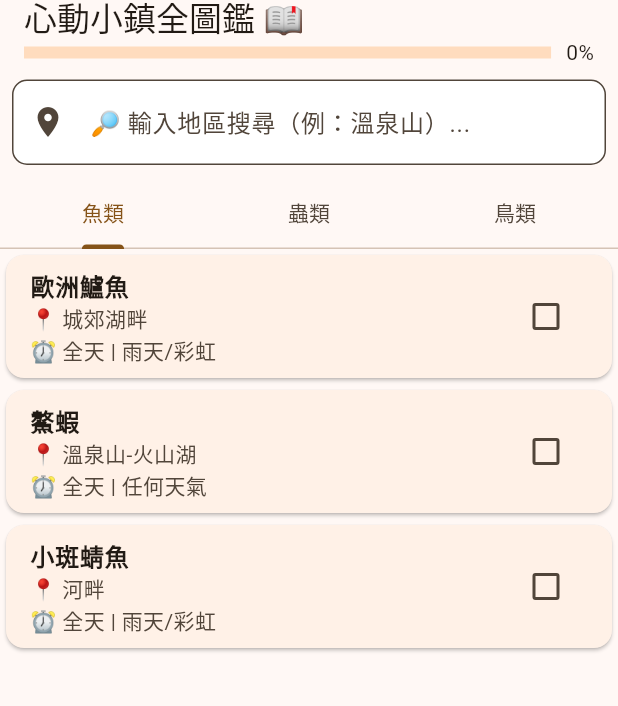
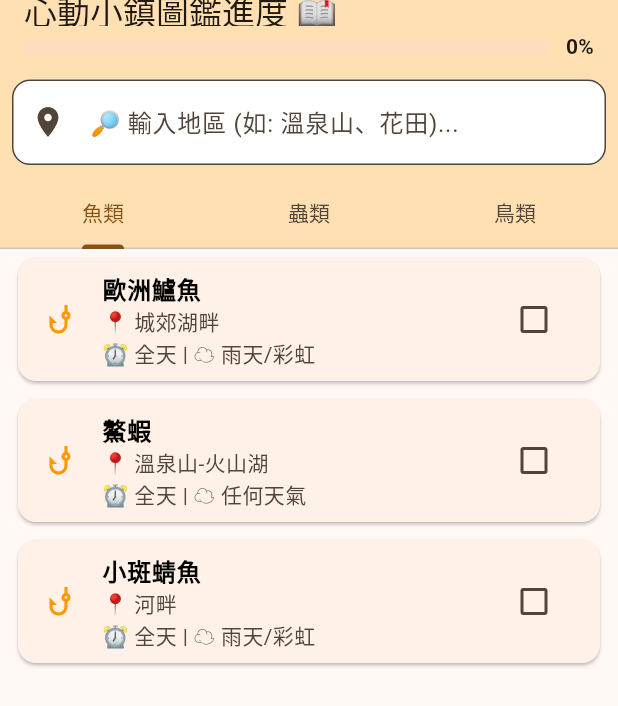
Before and after one commit to minime001/hdxz-app, a Flutter app: the screen it shows after launch, on a phone screen of 412 x 824 dp. Shown: the top 706 px of the screen. Run offline on Flutter 3.47's test engine with Material 3 defaults, Android fonts, the light colour scheme and no system bars.

Commit message:
Refactor theme and improve UI elements

```diff
--- a/lib/main.dart
+++ b/lib/main.dart
@@ -11,12 +11,16 @@ class HeartopiaGuide extends StatelessWidget {
   Widget build(BuildContext context) {
     return MaterialApp(
       debugShowCheckedModeBanner: false,
-      theme: ThemeData(colorSchemeSeed: Colors.orange, useMaterialDesign: true),
+      theme: ThemeData(
+        colorScheme: ColorScheme.fromSeed(seedColor: Colors.orange),
+        useMaterialDesign: true,
+      ),
       home: const HomePage(),
     );
   }
 }
 
+// 定義圖鑑資料格式
 class Entry {
   final String name;
   final String category;
@@ -45,10 +49,10 @@ class HomePage extends StatefulWidget {
 class _HomePageState extends State<HomePage> {
   String _searchQuery = "";
 
-  // 這裡預填了你的圖鑑資料
-  List<Entry> entries = [
+  // 這裡是你的圖鑑資料清單
+  final List<Entry> entries = [
     Entry(name: '歐洲鱸魚', category: '魚類', location: '城郊湖畔', time: '全天', weather: '雨天/彩虹'),
-    Entry(id: 'f2', name: '鰲蝦', category: '魚類', location: '溫泉山-火山湖', time: '全天', weather: '任何天氣'),
+    Entry(name: '鰲蝦', category: '魚類', location: '溫泉山-火山湖', time: '全天', weather: '任何天氣'),
     Entry(name: '小斑蜻魚', category: '魚類', location: '河畔', time: '全天', weather: '雨天/彩虹'),
     Entry(name: '蝴蝶酥飽藏蝴蝶', category: '蟲類', location: '風車花田', time: '全天', weather: '任何天氣'),
     Entry(name: '孔雀蛱蝶', category: '蟲類', location: '漁村花海', time: '06:00-18:00', weather: '微風'),
@@ -58,72 +62,99 @@ class _HomePageState extends State<HomePage> {
 
   @override
   Widget build(BuildContext context) {
-    int collected = entries.where((e) => e.isCollected).length;
-    double progress = entries.isNotEmpty ? collected / entries.length : 0;
+    // 計算進度
+    int collectedCount = entries.where((e) => e.isCollected).length;
+    double progress = entries.isEmpty ? 0 : collectedCount / entries.length;
 
     return DefaultTabController(
       length: 3,
       child: Scaffold(
         appBar: AppBar(
-          title: const Text('心動小鎮全圖鑑 📖'),
+          title: const Text('心動小鎮圖鑑進度 📖'),
+          backgroundColor: Colors.orange.shade100,
           bottom: PreferredSize(
             preferredSize: const Size.fromHeight(110),
             child: Column(
               children: [
+                // 1. 進度條
                 Padding(
-                  padding: const EdgeInsets.symmetric(horizontal: 16),
+                  padding: const EdgeInsets.symmetric(horizontal: 16, vertical: 4),
                   child: Row(
                     children: [
-                      Expanded(child: LinearProgressIndicator(value: progress, minHeight: 8)),
-                      const SizedBox(width: 10),
-                      Text('${(progress * 100).toInt()}%'),
+                      Expanded(child: LinearProgressIndicator(value: progress, minHeight: 10)),
+                      const SizedBox(width: 12),
+                      Text('${(progress * 100).toInt()}%', style: const TextStyle(fontWeight: FontWeight.bold)),
                     ],
                   ),
                 ),
+                // 2. 地區搜尋框
                 Padding(
                   padding: const EdgeInsets.all(8.0),
                   child: TextField(
                     decoration: InputDecoration(
-                      hintText: '🔎 輸入地區搜尋（例：溫泉山）...',
+                      hintText: '🔎 輸入地區 (如: 溫泉山、花田)...',
                       prefixIcon: const Icon(Icons.location_on),
-                      border: OutlineInputBorder(borderRadius: BorderRadius.circular(10)),
+                      border: OutlineInputBorder(borderRadius: BorderRadius.circular(12)),
                       fillColor: Colors.white,
                       filled: true,
                     ),
                     onChanged: (value) => setState(() => _searchQuery = value),
                   ),
                 ),
-                const TabBar(tabs: [Tab(text: '魚類'), Tab(text: '蟲類'), Tab(text: '鳥類')]),
+                // 3. 分類分頁
+                const TabBar(
+                  tabs: [Tab(text: '魚類'), Tab(text: '蟲類'), Tab(text: '鳥類')],
+                ),
               ],
             ),
           ),
         ),
         body: TabBarView(
-          children: [_buildList('魚類'), _buildList('蟲類'), _buildList('鳥類')],
+          children: [
+            _buildList('魚類'),
+            _buildList('蟲類'),
+            _buildList('鳥類'),
+          ],
         ),
       ),
     );
   }
 
+  // 建立符合條件的列表
   Widget _buildList(String category) {
+    // 同時過濾「類別」與「地區搜尋字串」
     final filtered = entries.where((e) {
       return e.category == category && e.location.contains(_searchQuery);
     }).toList();
+
+    if (filtered.isEmpty) {
+      return const Center(child: Text('找不到該地區的生物...'));
+    }
 
     return ListView.builder(
       itemCount: filtered.length,
       itemBuilder: (context, index) {
         final item = filtered[index];
         return Card(
+          margin: const EdgeInsets.symmetric(horizontal: 12, vertical: 6),
           color: item.isCollected ? Colors.orange.shade50 : null,
           child: CheckboxListTile(
             title: Text(item.name, style: TextStyle(
               fontWeight: FontWeight.bold,
               decoration: item.isCollected ? TextDecoration.lineThrough : null,
+              color: item.isCollected ? Colors.grey : Colors.black,
             )),
-            subtitle: Text('📍 ${item.location}\n⏰ ${item.time} | ${item.weather}'),
+            subtitle: Text('📍 ${item.location}\n⏰ ${item.time} | ☁️ ${item.weather}'),
             value: item.isCollected,
-            onChanged: (bool? value) => setState(() => item.isCollected = value ?? false),
+            onChanged: (bool? value) {
+              setState(() {
+                item.isCollected = value ?? false;
+              });
+            },
+            secondary: Icon(
+              category == '魚類' ? Icons.phishing : (category == '蟲類' ? Icons.bug_report : Icons.flutter_dash),
+              color: item.isCollected ? Colors.grey : Colors.orange,
+            ),
           ),
         );
       },
```
